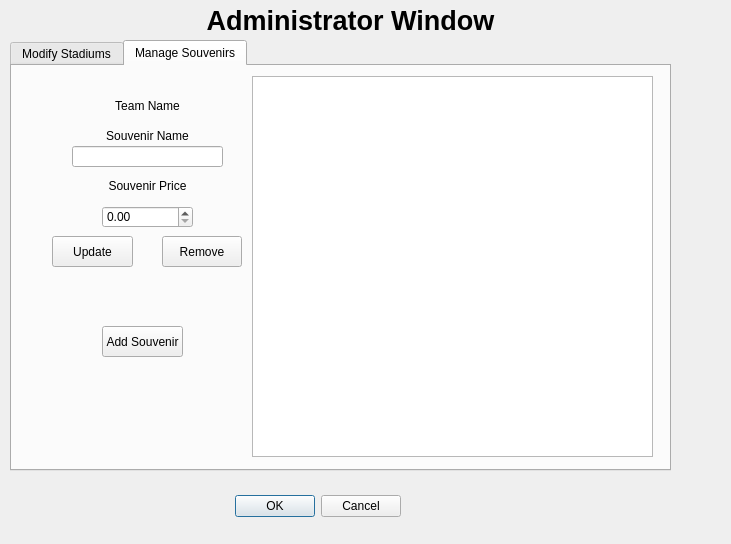
First picture: the form in BaseballTour/admin.ui, repository ethanl21/BaseballTour, before the edit.
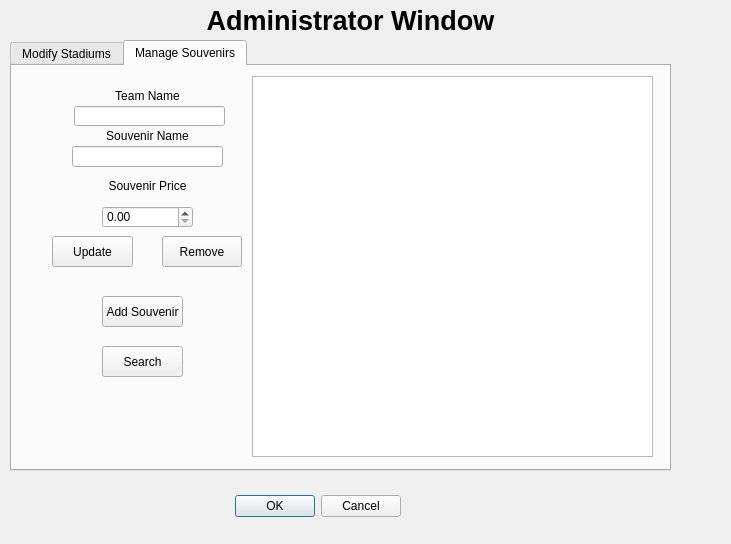
Second picture: the form after the edit. The open tabs and pages were chosen to show the change.

Commit message: Finished implementation of admin window for Manage Souvenirs

Patch:
```diff
--- a/BaseballTour/admin.ui
+++ b/BaseballTour/admin.ui
@@ -361,7 +361,7 @@
      <property name="geometry">
       <rect>
        <x>10</x>
-       <y>30</y>
+       <y>20</y>
        <width>251</width>
        <height>20</height>
       </rect>
@@ -468,7 +468,7 @@
      <property name="geometry">
       <rect>
        <x>90</x>
-       <y>260</y>
+       <y>230</y>
        <width>81</width>
        <height>31</height>
       </rect>
@@ -477,6 +477,29 @@
       <string>Add Souvenir</string>
      </property>
     </widget>
+    <widget class="QLineEdit" name="lineEdit_teamName">
+     <property name="geometry">
+      <rect>
+       <x>62</x>
+       <y>40</y>
+       <width>151</width>
+       <height>20</height>
+      </rect>
+     </property>
+    </widget>
+    <widget class="QPushButton" name="pushButton_search">
+     <property name="geometry">
+      <rect>
+       <x>90</x>
+       <y>280</y>
+       <width>81</width>
+       <height>31</height>
+      </rect>
+     </property>
+     <property name="text">
+      <string>Search</string>
+     </property>
+    </widget>
    </widget>
   </widget>
  </widget>
```
Left out of the diff: 7 changed lines with no effect on the pictures. The commit also changes 9 other files.
